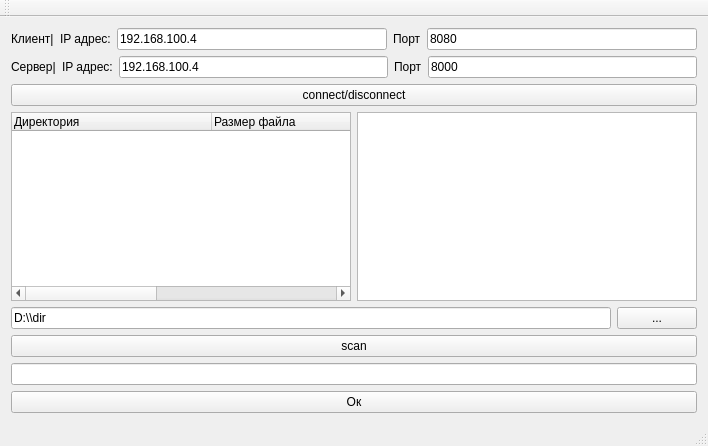
Before: the Qt Designer form src/Client/mainwindow.ui in Alex-Sidorov/TeamData, drawn with Qt 5.
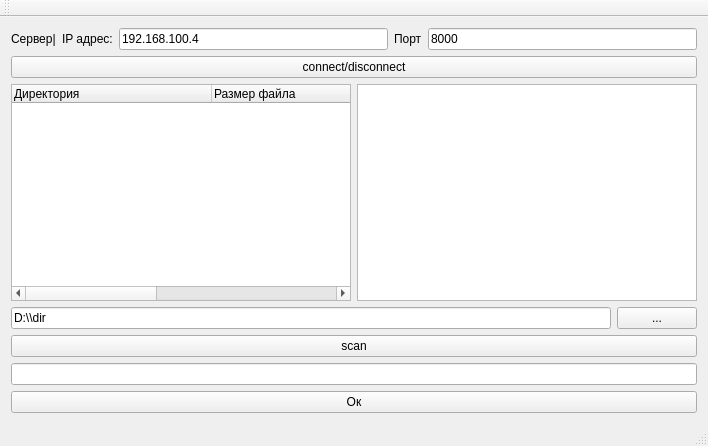
After: the same form once the commit is applied.

What changed in the file:
```diff
--- a/src/Client/mainwindow.ui
+++ b/src/Client/mainwindow.ui
@@ -15,45 +15,6 @@
   </property>
   <widget class="QWidget" name="centralWidget">
    <layout class="QVBoxLayout" name="verticalLayout">
-    <item>
-     <layout class="QHBoxLayout" name="horizontalLayout">
-      <item>
-       <widget class="QLabel" name="label_5">
-        <property name="text">
-         <string>Клиент|</string>
-        </property>
-       </widget>
-      </item>
-      <item>
-       <widget class="QLabel" name="label">
-        <property name="text">
-         <string>IP адрес:</string>
-        </property>
-       </widget>
-      </item>
-      <item>
-       <widget class="QLineEdit" name="client_addr">
-        <property name="text">
-         <string>192.168.100.4</string>
-        </property>
-       </widget>
-      </item>
-      <item>
-       <widget class="QLabel" name="label_2">
-        <property name="text">
-         <string>Порт</string>
-        </property>
-       </widget>
-      </item>
-      <item>
-       <widget class="QLineEdit" name="client_port">
-        <property name="text">
-         <string>8080</string>
-        </property>
-       </widget>
-      </item>
-     </layout>
-    </item>
     <item>
      <layout class="QHBoxLayout" name="horizontalLayout_2">
       <item>
```
